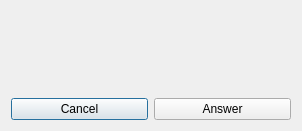
Qt form src/ui/call.ui (StefanYohansson/ktelephone) before a commit.
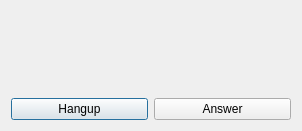
The same form after that commit.

Commit message: update interface on answer and close on hangup

```diff
--- a/src/ui/call.ui
+++ b/src/ui/call.ui
@@ -32,7 +32,7 @@
      <item>
       <widget class="QPushButton" name="cancelButton">
        <property name="text">
-        <string>Cancel</string>
+        <string>Hangup</string>
        </property>
       </widget>
      </item>
```
The commit also changes 3 other files.
